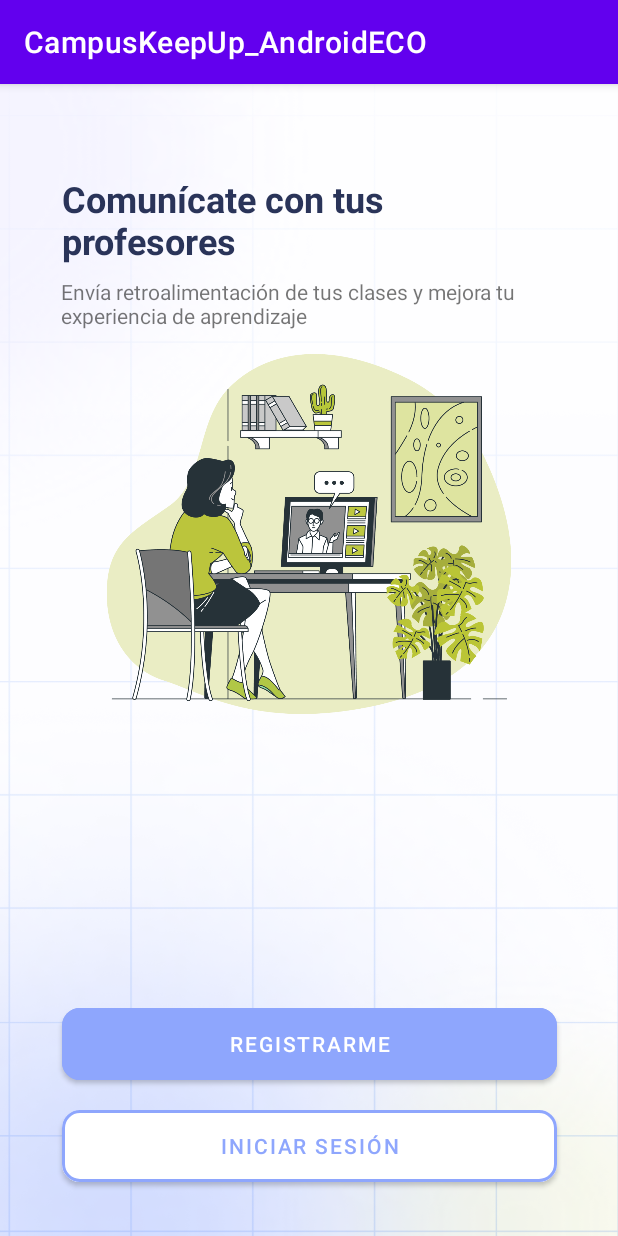
After one commit to julianaacruz/CampusKeepUp_PP2Eco_Android, an Android app: the StartActivity screen opened directly, with no data from a screen before it, on a phone screen of 412 x 824 dp. The commit adds this screen. Run offline under Robolectric (Android 15) with nearby library versions, the phone set to English and light mode, and no system bars.

Commit message:
aiuda c murio

```diff
--- /dev/null
+++ b/app/src/main/java/com/example/campuskeepup_androideco/StartActivity.java
@@ -0,0 +1,50 @@
+package com.example.campuskeepup_androideco;
+
+import androidx.appcompat.app.AppCompatActivity;
+
+import android.content.Intent;
+import android.os.Bundle;
+import android.view.View;
+import android.widget.Button;
+
+public class StartActivity extends AppCompatActivity implements View.OnClickListener {
+
+    private Button registerBtn1, loginBtn1;
+
+
+    @Override
+    protected void onCreate(Bundle savedInstanceState) {
+        super.onCreate(savedInstanceState);
+        setContentView(R.layout.activity_start);
+
+        registerBtn1 = findViewById(R.id.registerBtn1);
+        loginBtn1 = findViewById(R.id.loginBtn1);
+
+
+        registerBtn1.setOnClickListener(this);
+        loginBtn1.setOnClickListener(this);
+    }
+
+    @Override
+    public void onClick(View v) {
+        switch (v.getId()){
+            case R.id.registerBtn1: //Registarme
+
+                Intent i = new Intent(this, SignUpActivity.class);
+                startActivity(i);
+                finish();
+
+
+                break;
+
+            case R.id.loginBtn1: //Registarme
+
+                Intent n = new Intent(this, LoginActivity.class);
+                startActivity(n);
+                finish();
+                break;
+
+        }
+
+    }
+}
--- a/app/src/main/res/layout/activity_login.xml
+++ b/app/src/main/res/layout/activity_login.xml
@@ -32,6 +32,7 @@
         android:ems="10"
         android:hint="Contraseña"
         android:inputType="textPersonName"
+        android:password="true"
         android:textSize="16sp"
         app:layout_constraintEnd_toEndOf="@+id/emailET"
         app:layout_constraintStart_toStartOf="@+id/emailET"
--- /dev/null
+++ b/app/src/main/res/layout/activity_start.xml
@@ -0,0 +1,81 @@
+<?xml version="1.0" encoding="utf-8"?>
+<androidx.constraintlayout.widget.ConstraintLayout xmlns:android="http://schemas.android.com/apk/res/android"
+    xmlns:app="http://schemas.android.com/apk/res-auto"
+    xmlns:tools="http://schemas.android.com/tools"
+    android:layout_width="match_parent"
+    android:layout_height="match_parent"
+    android:background="@drawable/background"
+    tools:context=".StartActivity">
+
+    <Button
+        android:id="@+id/registerBtn1"
+        android:layout_width="wrap_content"
+        android:layout_height="wrap_content"
+        android:layout_marginBottom="8dp"
+        android:width="330dp"
+        android:height="60dp"
+        android:backgroundTint="#8EA6FD"
+        android:text="Registrarme"
+        app:cornerRadius="12dp"
+        app:layout_constraintBottom_toTopOf="@+id/loginBtn1"
+        app:layout_constraintEnd_toEndOf="parent"
+        app:layout_constraintHorizontal_bias="0.506"
+        app:layout_constraintStart_toStartOf="parent" />
+
+    <Button
+        android:id="@+id/loginBtn1"
+        android:layout_width="wrap_content"
+        android:layout_height="wrap_content"
+        android:layout_marginBottom="30dp"
+        android:width="330dp"
+        android:height="60dp"
+        android:backgroundTint="#FFFFFF"
+        android:text="Iniciar sesión"
+        android:textColor="#8EA6FD"
+        app:cornerRadius="12dp"
+        app:layout_constraintBottom_toBottomOf="parent"
+        app:layout_constraintEnd_toEndOf="parent"
+        app:layout_constraintHorizontal_bias="0.506"
+        app:layout_constraintStart_toStartOf="parent"
+        app:strokeColor="#8EA6FD"
+        app:strokeWidth="2dp" />
+
+    <TextView
+        android:id="@+id/textView7"
+        android:layout_width="wrap_content"
+        android:layout_height="wrap_content"
+        android:layout_marginTop="8dp"
+        android:layout_marginEnd="124dp"
+        android:width="330dp"
+        android:text="Envía retroalimentación de tus clases y mejora tu experiencia de aprendizaje"
+        app:layout_constraintEnd_toEndOf="parent"
+        app:layout_constraintHorizontal_bias="0.011"
+        app:layout_constraintStart_toStartOf="@+id/textView8"
+        app:layout_constraintTop_toBottomOf="@+id/textView8" />
+
+    <TextView
+        android:id="@+id/textView8"
+        android:layout_width="wrap_content"
+        android:layout_height="wrap_content"
+        android:layout_marginTop="60dp"
+        android:layout_marginEnd="213dp"
+        android:width="330dp"
+        android:text="Comunícate con tus profesores"
+        android:textColor="#2A3459"
+        android:textSize="24sp"
+        android:textStyle="bold"
+        app:layout_constraintEnd_toEndOf="parent"
+        app:layout_constraintHorizontal_bias="0.0"
+        app:layout_constraintStart_toStartOf="@+id/registerBtn1"
+        app:layout_constraintTop_toTopOf="parent" />
+
+    <ImageView
+        android:id="@+id/imageView3"
+        android:layout_width="wrap_content"
+        android:layout_height="240dp"
+        android:layout_marginTop="16dp"
+        app:layout_constraintEnd_toEndOf="parent"
+        app:layout_constraintStart_toStartOf="parent"
+        app:layout_constraintTop_toBottomOf="@+id/textView7"
+        app:srcCompat="@drawable/homepage_illustration" />
+</androidx.constraintlayout.widget.ConstraintLayout>
```
Also changed, not shown: app/src/main/AndroidManifest.xml (+10 -7 lines), app/src/main/java/com/example/campuskeepup_androideco/LoginActivity.java (+20 -3 lines), app/src/main/java/com/example/campuskeepup_androideco/MainActivity.java (+23 -1 lines), app/src/main/java/com/example/campuskeepup_androideco/RegisterClass.java (added, +42 -0 lines), app/src/main/java/com/example/campuskeepup_androideco/SignUpActivity.java (+22 -1 lines), app/src/main/res/layout/activity_main.xml (+7 -4 lines), app/src/main/res/layout/activity_register_class.xml (added, +82 -0 lines), app/src/main/res/layout/activity_sign_up.xml (+8 -8 lines), app/src/main/res/drawable/homepage_illustration.png (added).
